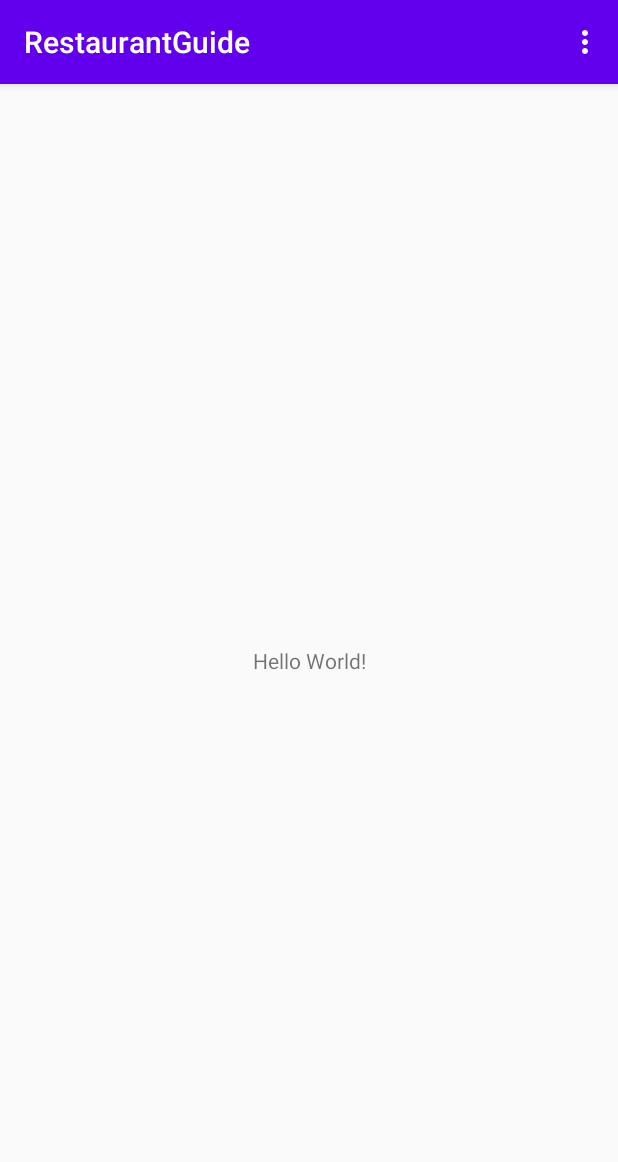
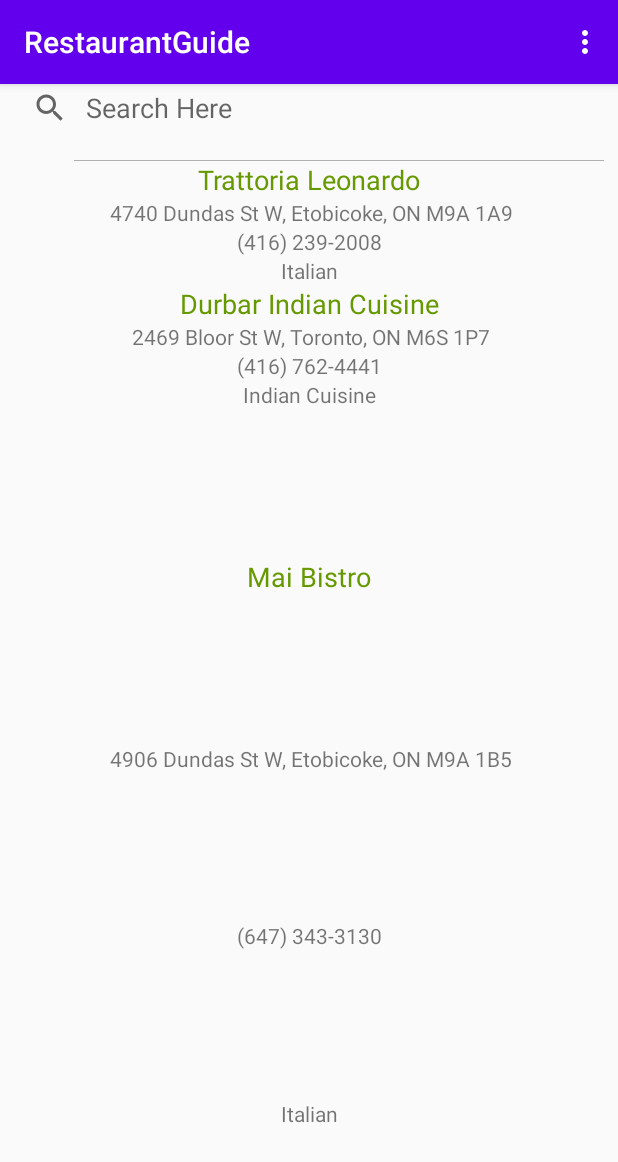
Before and after one commit to truckieutk/RestaurantGuide, an Android app: the MainActivity screen opened directly, with no data from a screen before it, in the options menu, after a tap on "Home", on a phone screen of 412 x 824 dp. Shown: the top 1162 px of the screen. Run offline under Robolectric (Android 15) with nearby library versions, the phone set to English and light mode, and no system bars.

Commit message:
fix Layout and Menu

```diff
--- a/app/src/main/AndroidManifest.xml
+++ b/app/src/main/AndroidManifest.xml
@@ -9,7 +9,6 @@
         android:roundIcon="@mipmap/ic_launcher_round"
         android:supportsRtl="true"
         android:theme="@style/AppTheme">
-        <activity android:name=".SearchActivity"></activity>
         <activity android:name=".AboutActivity" />
         <activity android:name=".SplashActivity">
             <intent-filter>
--- a/app/src/main/java/truckieu/com/restaurantguide/MainActivity.java
+++ b/app/src/main/java/truckieu/com/restaurantguide/MainActivity.java
@@ -2,19 +2,45 @@ package truckieu.com.restaurantguide;
 
 import androidx.annotation.NonNull;
 import androidx.appcompat.app.AppCompatActivity;
+import androidx.recyclerview.widget.LinearLayoutManager;
+import androidx.recyclerview.widget.RecyclerView;
+
 import android.content.Intent;
 import android.os.Bundle;
 import android.view.ContextMenu;
 import android.view.Menu;
 import android.view.MenuItem;
 import android.view.View;
+import android.widget.SearchView;
+import android.widget.TextView;
+
+import java.util.ArrayList;
 
 public class MainActivity extends AppCompatActivity {
+    private RecyclerView recyclerView;
+    private RecyclerView.Adapter placeAdapter;
+    private SearchView searchView;
 
     @Override
     protected void onCreate(Bundle savedInstanceState) {
         super.onCreate(savedInstanceState);
         setContentView(R.layout.activity_main);
+        recyclerView = findViewById(R.id.recycleview);
+        searchView = findViewById(R.id.search);
+        ArrayList<Place> placesData = new ArrayList<Place>();
+        placesData.add(new Place("Trattoria Leonardo"," 4740 Dundas St W, Etobicoke, ON M9A 1A9","Italian", "(416) 239-2008"));
+        placesData.add(new Place("Durbar Indian Cuisine"," 2469 Bloor St W, Toronto, ON M6S 1P7","Indian Cuisine", "(416) 762-4441"));
+        placesData.add(new Place("Mai Bistro"," 4906 Dundas St W, Etobicoke, ON M9A 1B5","Italian", "(647) 343-3130"));
+        placesData.add(new Place("Trattoria Leonardo"," 4740 Dundas St W, Etobicoke, ON M9A 1A9","Italian", "(416) 239-2008"));
+        placesData.add(new Place("Trattoria Leonardo"," 4740 Dundas St W, Etobicoke, ON M9A 1A9","Italian", "(416) 239-2008"));
+        placesData.add(new Place("Trattoria Leonardo"," 4740 Dundas St W, Etobicoke, ON M9A 1A9","Italian", "(416) 239-2008"));
+        placesData.add(new Place("Trattoria Leonardo"," 4740 Dundas St W, Etobicoke, ON M9A 1A9","Italian", "(416) 239-2008"));
+
+
+        placeAdapter = new PlacesAdapter(placesData);
+        RecyclerView.LayoutManager layoutManager = new LinearLayoutManager(getApplicationContext(),LinearLayoutManager.VERTICAL,false);
+        recyclerView.setAdapter(placeAdapter);
+        recyclerView.setLayoutManager(layoutManager);
     }
 
     @Override
@@ -27,13 +53,8 @@ public class MainActivity extends AppCompatActivity {
     public boolean onOptionsItemSelected(@NonNull MenuItem item) {
         int id= item.getItemId();
         switch (id){
-            case R.id.home:
-                break;
             case R.id.add:
                 AddActivity();
-                break;
-            case R.id.search:
-                Search();
                 break;
             case R.id.about:
                 About();
@@ -63,10 +84,6 @@ public class MainActivity extends AppCompatActivity {
         Intent start = new Intent(getApplicationContext(),AddActivity.class);
         startActivity(start);
     }
-    private void Search() {
-        Intent start = new Intent(getApplicationContext(), SearchActivity.class);
-        startActivity(start);
-    }
     private void About(){
         Intent start = new Intent(getApplicationContext(), AboutActivity.class);
         startActivity(start);
--- /dev/null
+++ b/app/src/main/java/truckieu/com/restaurantguide/Place.java
@@ -0,0 +1,47 @@
+package truckieu.com.restaurantguide;
+
+public class Place {
+    private String name;
+    private String address;
+    private String description;
+    private String phone;
+
+    public Place(String name, String address, String description, String phone) {
+        this.name = name;
+        this.address = address;
+        this.description = description;
+        this.phone = phone;
+    }
+
+    public String getName() {
+        return name;
+    }
+
+    public void setName(String name) {
+        this.name = name;
+    }
+
+    public String getAddress() {
+        return address;
+    }
+
+    public void setAddress(String address) {
+        this.address = address;
+    }
+
+    public String getDescription() {
+        return description;
+    }
+
+    public void setDescription(String description) {
+        this.description = description;
+    }
+
+    public String getPhone() {
+        return phone;
+    }
+
+    public void setPhone(String phone) {
+        this.phone = phone;
+    }
+}
--- /dev/null
+++ b/app/src/main/java/truckieu/com/restaurantguide/PlaceItemView.java
@@ -0,0 +1,19 @@
+package truckieu.com.restaurantguide;
+
+import android.view.View;
+import android.widget.TextView;
+
+import androidx.recyclerview.widget.RecyclerView;
+
+public class PlaceItemView extends RecyclerView.ViewHolder {
+    public TextView name, address, phone, description;
+
+    public PlaceItemView(View view){
+        super(view);
+        name = view.findViewById(R.id.name);
+        address = view.findViewById(R.id.address);
+        phone = view.findViewById(R.id.phone);
+        description = view.findViewById(R.id.description);
+    }
+
+}
--- /dev/null
+++ b/app/src/main/java/truckieu/com/restaurantguide/PlacesAdapter.java
@@ -0,0 +1,43 @@
+package truckieu.com.restaurantguide;
+
+import android.view.LayoutInflater;
+import android.view.View;
+import android.view.ViewGroup;
+
+import androidx.annotation.NonNull;
+import androidx.recyclerview.widget.RecyclerView;
+
+import java.util.ArrayList;
+
+public class PlacesAdapter extends RecyclerView.Adapter<PlaceItemView> {
+    private ArrayList<Place> placesData;
+    PlacesAdapter(ArrayList<Place> placesData){
+        this.placesData = placesData;
+    }
+    @NonNull
+    @Override
+    public PlaceItemView onCreateViewHolder(@NonNull ViewGroup viewGroup, int i) {
+        View view = LayoutInflater.from(viewGroup.getContext()).inflate(R.layout.place_item_view,viewGroup,false);
+        PlaceItemView placeItemView = new PlaceItemView(view);
+        return placeItemView;
+    }
+
+    @Override
+    public void onBindViewHolder(@NonNull PlaceItemView placeItemView, int i) {
+        Place select = placesData.get(i);
+        String nameRes = select.getName();
+        String address = select.getAddress();
+        String phone = select.getPhone();
+        String description = select.getDescription();
+        placeItemView.name.setText(nameRes);
+        placeItemView.address.setText(address);
+        placeItemView.phone.setText(phone);
+        placeItemView.description.setText(description);
+
+    }
+
+    @Override
+    public int getItemCount() {
+        return placesData.size();
+    }
+}
--- a/app/src/main/res/layout/activity_main.xml
+++ b/app/src/main/res/layout/activity_main.xml
@@ -1,4 +1,5 @@
-<?xml version="1.0" encoding="utf-8"?>
+<?xml version="1.0" encoding="UTF-8"?>
+
 <androidx.constraintlayout.widget.ConstraintLayout xmlns:android="http://schemas.android.com/apk/res/android"
     xmlns:app="http://schemas.android.com/apk/res-auto"
     xmlns:tools="http://schemas.android.com/tools"
@@ -6,13 +7,26 @@
     android:layout_height="match_parent"
     tools:context=".MainActivity">
 
-    <TextView
-        android:layout_width="wrap_content"
+    <androidx.recyclerview.widget.RecyclerView
+        android:id="@+id/recycleview"
+        android:layout_width="match_parent"
         android:layout_height="wrap_content"
-        android:text="Hello World!"
         app:layout_constraintBottom_toBottomOf="parent"
-        app:layout_constraintLeft_toLeftOf="parent"
-        app:layout_constraintRight_toRightOf="parent"
+        app:layout_constraintTop_toBottomOf="@+id/search"
+        tools:ignore="MissingConstraints"
+        tools:layout_editor_absoluteX="0dp" />
+
+    <SearchView
+        android:id="@+id/search"
+        android:layout_width="409dp"
+        android:layout_height="70dp"
+        android:layout_marginTop="32dp"
+
+        android:iconifiedByDefault="false"
+        android:queryHint="Search Here"
+        app:layout_constraintBottom_toTopOf="@+id/recycleview"
+        app:layout_constraintEnd_toEndOf="parent"
+        app:layout_constraintStart_toStartOf="parent"
         app:layout_constraintTop_toTopOf="parent" />
 
 </androidx.constraintlayout.widget.ConstraintLayout>
--- /dev/null
+++ b/app/src/main/res/layout/place_item_view.xml
@@ -0,0 +1,50 @@
+<?xml version="1.0" encoding="utf-8"?>
+<androidx.constraintlayout.widget.ConstraintLayout xmlns:android="http://schemas.android.com/apk/res/android"
+    xmlns:app="http://schemas.android.com/apk/res-auto"
+    xmlns:tools="http://schemas.android.com/tools"
+    android:layout_width="match_parent"
+    android:layout_height="match_parent">
+
+    <TextView
+        android:id="@+id/description"
+        android:layout_width="wrap_content"
+        android:layout_height="wrap_content"
+        android:text="TextView"
+        app:layout_constraintBottom_toBottomOf="parent"
+        app:layout_constraintEnd_toEndOf="parent"
+        app:layout_constraintHorizontal_bias="0.5"
+        app:layout_constraintStart_toStartOf="parent"
+        app:layout_constraintTop_toBottomOf="@+id/phone" />
+
+    <TextView
+        android:id="@+id/phone"
+        android:layout_width="wrap_content"
+        android:layout_height="wrap_content"
+        android:text="TextView"
+        app:layout_constraintBottom_toTopOf="@+id/description"
+        app:layout_constraintEnd_toEndOf="parent"
+        app:layout_constraintStart_toStartOf="parent"
+        app:layout_constraintTop_toBottomOf="@+id/address" />
+
+    <TextView
+        android:id="@+id/name"
+        android:layout_width="wrap_content"
+        android:layout_height="wrap_content"
+        android:text="TextView"
+        android:textAppearance="@style/TextAppearance.AppCompat.Medium"
+        android:textColor="@android:color/holo_green_dark"
+        app:layout_constraintBottom_toTopOf="@+id/address"
+        app:layout_constraintEnd_toEndOf="parent"
+        app:layout_constraintStart_toStartOf="parent"
+        app:layout_constraintTop_toTopOf="parent" />
+
+    <TextView
+        android:id="@+id/address"
+        android:layout_width="wrap_content"
+        android:layout_height="wrap_content"
+        android:text="TextView"
+        app:layout_constraintBottom_toTopOf="@+id/phone"
+        app:layout_constraintEnd_toEndOf="parent"
+        app:layout_constraintStart_toStartOf="parent"
+        app:layout_constraintTop_toBottomOf="@+id/name" />
+</androidx.constraintlayout.widget.ConstraintLayout>
--- a/app/src/main/res/menu/add_menu.xml
+++ b/app/src/main/res/menu/add_menu.xml
@@ -4,12 +4,6 @@
         android:id="@+id/home"
         android:title="Home"/>
     <item
-        android:id="@+id/search"
-        android:title="Search"/>
-    <item
-        android:id="@+id/view"
-        android:title="View"/>
-    <item
         android:id="@+id/about"
         android:title="About us"/>
 </menu>
--- a/app/src/main/res/menu/main_menu.xml
+++ b/app/src/main/res/menu/main_menu.xml
@@ -7,12 +7,6 @@
         android:id="@+id/add"
         android:title="Add"/>
     <item
-        android:id="@+id/search"
-        android:title="Search"/>
-    <item
-        android:id="@+id/view"
-        android:title="View"/>
-    <item
         android:id="@+id/about"
         android:title="About us"/>
 </menu>
```
Also changed, not shown: app/src/main/java/truckieu/com/restaurantguide/AboutActivity.java (+0 -9 lines), app/src/main/java/truckieu/com/restaurantguide/AddActivity.java (+14 -5 lines), app/src/main/java/truckieu/com/restaurantguide/ListViewAdapter.java (deleted, +0 -81 lines), app/src/main/java/truckieu/com/restaurantguide/RestaurantNames.java (deleted, +0 -14 lines), app/src/main/java/truckieu/com/restaurantguide/SearchActivity.java (deleted, +0 -62 lines), app/src/main/res/layout/activity_search.xml (deleted, +0 -49 lines), app/src/main/res/menu/about_menu.xml (+0 -8 lines).
